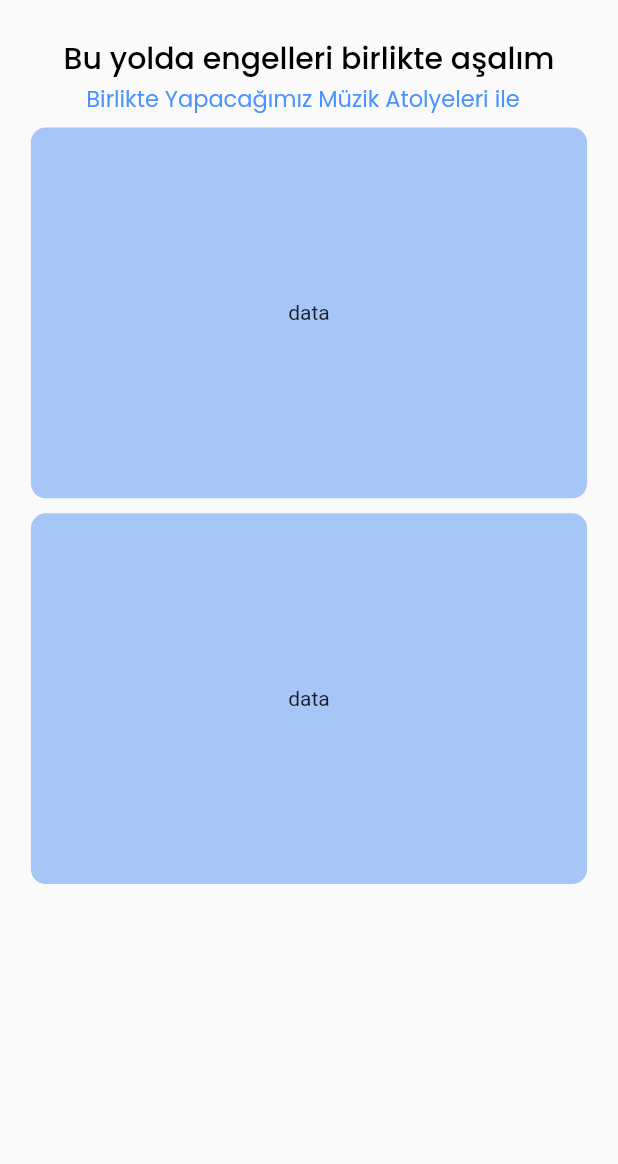
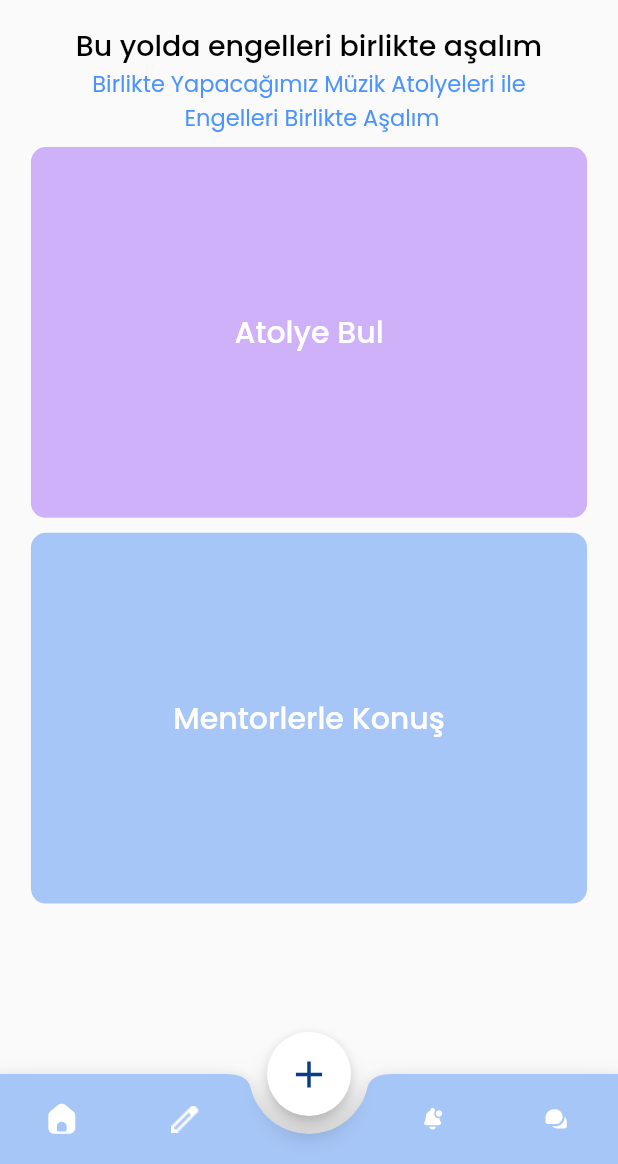
Before and after one commit to Group3-OUA/OUA_Bootcamp_FlutterTeam3, a Flutter app: the ObstaclesScreen screen opened directly, on a phone screen of 412 x 824 dp, the part 72-1236 px from its top. Run offline on Flutter 3.47's test engine with Material 2 defaults, Android fonts, the phone set to English and light mode, and no system bars; our stand-ins replace cloud_firestore, firebase_auth, firebase_core, flutter_signin_button, flutter_svg, google_fonts and 3 more; accounts and stored records are empty.

Commit message:
atolye ve mentor özelliği eklendi

```diff
--- a/lib/intro_screen/intro_1.dart
+++ b/lib/intro_screen/intro_1.dart
@@ -8,7 +8,7 @@ class IntroPage1 extends StatelessWidget {
 
   @override
   Widget build(BuildContext context) {
-    String url = "assets/images/intro2.png";
+    String url = "assets/icons/Senfonia1.png";
     return Scaffold(
       backgroundColor: ColorConstants.white,
       body: Column(
--- a/lib/main.dart
+++ b/lib/main.dart
@@ -19,7 +19,7 @@ class MyApp extends StatelessWidget {
   @override
   Widget build(BuildContext context) {
     return MaterialApp(
-      title: 'Flutter Demo',
+      title: 'Flutter Bootcamp',
       debugShowCheckedModeBanner: false,
       theme: ThemeData(
         primarySwatch: Colors.blue,
--- a/lib/screens/blog/blog_detail.dart
+++ b/lib/screens/blog/blog_detail.dart
@@ -85,13 +85,15 @@ class BlogDetail extends StatelessWidget {
             thickness: 1,
             height: 32,
           ),
-          Padding(
+          SingleChildScrollView(
+            child: Padding(
               padding: const EdgeInsets.only(left: 20, right: 20),
               child: Text('${blog.description}',
                   style: GoogleFonts.poppins(
                       fontSize: 15,
                       color: ColorConstants.darkblue,
                       fontWeight: FontWeight.w500)),
+            ),
           ),
           Divider(
             color: ColorConstants.darkblue.withOpacity(0.1),
--- a/lib/screens/blog/blog_page.dart
+++ b/lib/screens/blog/blog_page.dart
@@ -35,12 +35,11 @@ class BlogPage extends StatelessWidget {
           Builder(
             builder: (context) {
               return IconButton(
-                icon: SvgPicture.asset("assets/icons/Drawer.svg"),
+                icon: Icon(Icons.arrow_back_ios_sharp),
                 onPressed: () {
-                  Scaffold.of(context).openDrawer();
+                  Navigator.pop(context);
                   // print("open drawer");
                 },
-                tooltip: MaterialLocalizations.of(context).openAppDrawerTooltip,
               );
             },
           ),
--- a/lib/screens/obstacles/obstacles.dart
+++ b/lib/screens/obstacles/obstacles.dart
@@ -1,4 +1,6 @@
 import 'package:bootcamp_project/constants/color_constants.dart';
+import 'package:bootcamp_project/screens/obstacles/find_mentor.dart';
+import 'package:bootcamp_project/screens/obstacles/find_workshop.dart';
 import 'package:bootcamp_project/widgets/build_AppBar.dart';
 import 'package:flutter/material.dart';
 import 'package:flutter_svg/flutter_svg.dart';
@@ -9,6 +11,7 @@ class ObstaclesScreen extends StatelessWidget {
 
   @override
   Widget build(BuildContext context) {
+    bool keyboardIsOpen = MediaQuery.of(context).viewInsets.bottom != 0;
     return Scaffold(
         appBar: buildAppBar(
           context,
@@ -34,9 +37,7 @@ class ObstaclesScreen extends StatelessWidget {
               children: [
                 Stack(
                   children: [
-                  Padding(
-                    padding: const EdgeInsets.all(8.0),
-                    child: Column(
+                    Column(
                       children: [
                         Padding(
                           padding: const EdgeInsets.all(8.0),
@@ -45,14 +46,16 @@ class ObstaclesScreen extends StatelessWidget {
                             children: [
                               Text(
                                 "Bu yolda engelleri birlikte aşalım",
+                                textAlign: TextAlign.start,
                                 style: GoogleFonts.poppins(
-                                  fontSize: 20,
+                                  fontSize: 19,
                                   fontWeight: FontWeight.w500,
                                   color: ColorConstants.black,
                                 ),
                               ),
                               Text(
-                                "Birlikte Yapacağımız Müzik Atolyeleri ile  ",
+                                "Birlikte Yapacağımız Müzik Atolyeleri ile\n Engelleri Birlikte Aşalım ",
+                                textAlign: TextAlign.center,
                                 style: GoogleFonts.poppins(
                                   fontSize: 15,
                                   fontWeight: FontWeight.normal,
@@ -62,29 +65,58 @@ class ObstaclesScreen extends StatelessWidget {
                             ],
                           ),
                         ),
-                        Container(
+                        GestureDetector(
+                          onTap: () {
+                            Navigator.of(context).push(MaterialPageRoute(
+                                builder: (context) => FindWorkshop()));
+                          },
+                          child: Container(
                             decoration: const BoxDecoration(
-                            color: ColorConstants.secondaryColor,
-                            borderRadius: BorderRadius.all(Radius.circular(10)),
+                              color: ColorConstants.categorypurple,
+                              borderRadius:
+                                  BorderRadius.all(Radius.circular(10)),
                             ),
                             width: MediaQuery.of(context).size.width * 0.9,
                             height: MediaQuery.of(context).size.height * 0.3,
-                          child: Center(child: Text("data")),
+                            child: Center(
+                                child: Text(
+                              "Atolye Bul",
+                              style: GoogleFonts.poppins(
+                                fontSize: 20,
+                                fontWeight: FontWeight.w500,
+                                color: ColorConstants.white,
+                              ),
+                            )),
+                          ),
                         ),
                         SizedBox(
                           height: 10,
                         ),
-                        Container(
+                        GestureDetector(
+                          onTap: () {
+                            Navigator.of(context).push(MaterialPageRoute(
+                                builder: (context) => FindMentor()));
+                          },
+                          child: Container(
                             decoration: const BoxDecoration(
                               color: ColorConstants.secondaryColor,
-                            borderRadius: BorderRadius.all(Radius.circular(10)),
+                              borderRadius:
+                                  BorderRadius.all(Radius.circular(10)),
                             ),
                             width: MediaQuery.of(context).size.width * 0.9,
                             height: MediaQuery.of(context).size.height * 0.3,
-                          child: Center(child: Text("data")),
+                            child: Center(
+                                child: Text(
+                              "Mentorlerle Konuş",
+                              style: GoogleFonts.poppins(
+                                fontSize: 20,
+                                fontWeight: FontWeight.w500,
+                                color: ColorConstants.white,
+                              ),
+                            )),
+                          ),
                         ),
                       ],
-                    ),
                     )
                   ],
                 )
@@ -92,6 +124,25 @@ class ObstaclesScreen extends StatelessWidget {
             )
           ],
         ),
-    );
+        floatingActionButton: Visibility(
+          visible: !keyboardIsOpen,
+          child: Padding(
+            padding: const EdgeInsets.all(8.0),
+            child: FloatingActionButton(
+              backgroundColor: Colors.white,
+              child: const Icon(
+                Icons.add,
+                color: ColorConstants.darkblue,
+                size: 30,
+              ),
+              onPressed: () {
+                // Navigator.of(context).push(MaterialPageRoute(
+                //     builder: (context) => AddBlogPage(user!)));
+              },
+            ),
+          ),
+        ),
+        floatingActionButtonLocation: FloatingActionButtonLocation.centerDocked,
+        bottomNavigationBar: buildBottomNavBar());
   }
 }
--- a/pubspec.yaml
+++ b/pubspec.yaml
@@ -44,6 +44,7 @@ dependencies:
   hidden_drawer_menu: ^3.0.1
   cloud_firestore: ^3.1.15
   smooth_page_indicator: ^1.0.0+2
+  # google_mobile_ads: ^1.2.0
 
 dev_dependencies:
   flutter_test:
@@ -86,6 +87,8 @@ flutter:
     - assets/images/intro3.png
     - assets/images/canva1.png
     - assets/images/canva2.png
+    - assets/icons/senfonia.png
+    - assets/icons/Senfonia1.png
 
 
 
```
Also changed, not shown: lib/screens/home_page.dart (+12 -5 lines), lib/screens/obstacles/find_mentor.dart (added, +72 -0 lines), lib/screens/obstacles/find_workshop.dart (added, +72 -0 lines), assets/icons/Senfonia1.png (added), assets/icons/senfonia.png (added). Lines whose indentation alone changed are shown as unchanged.
